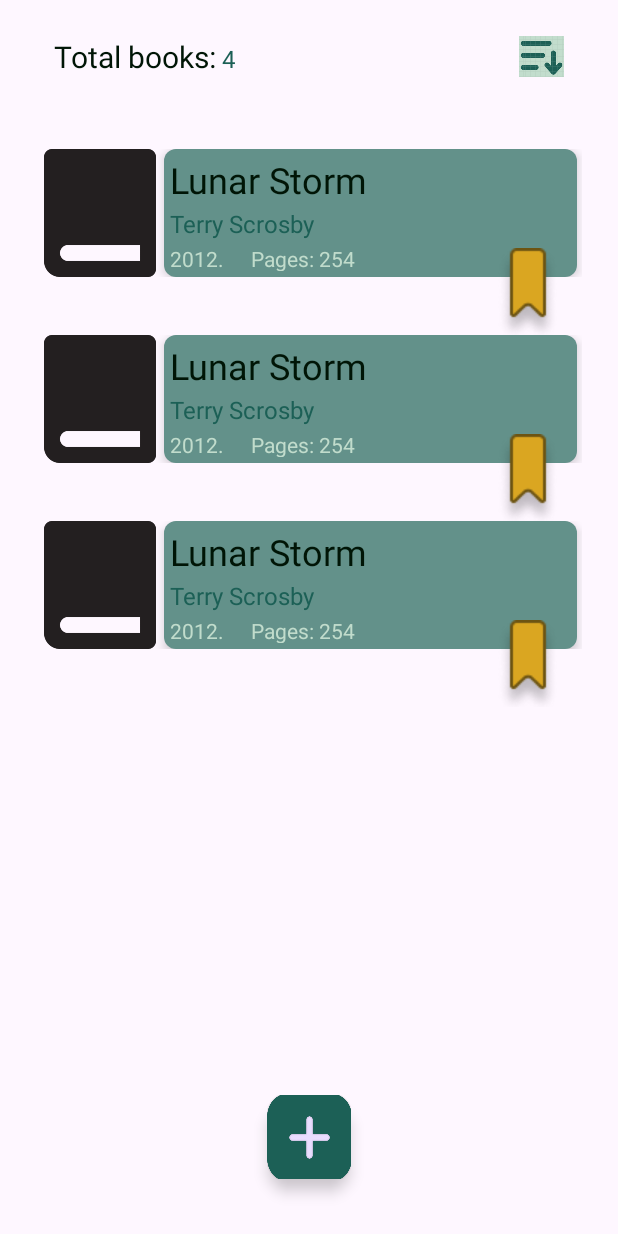
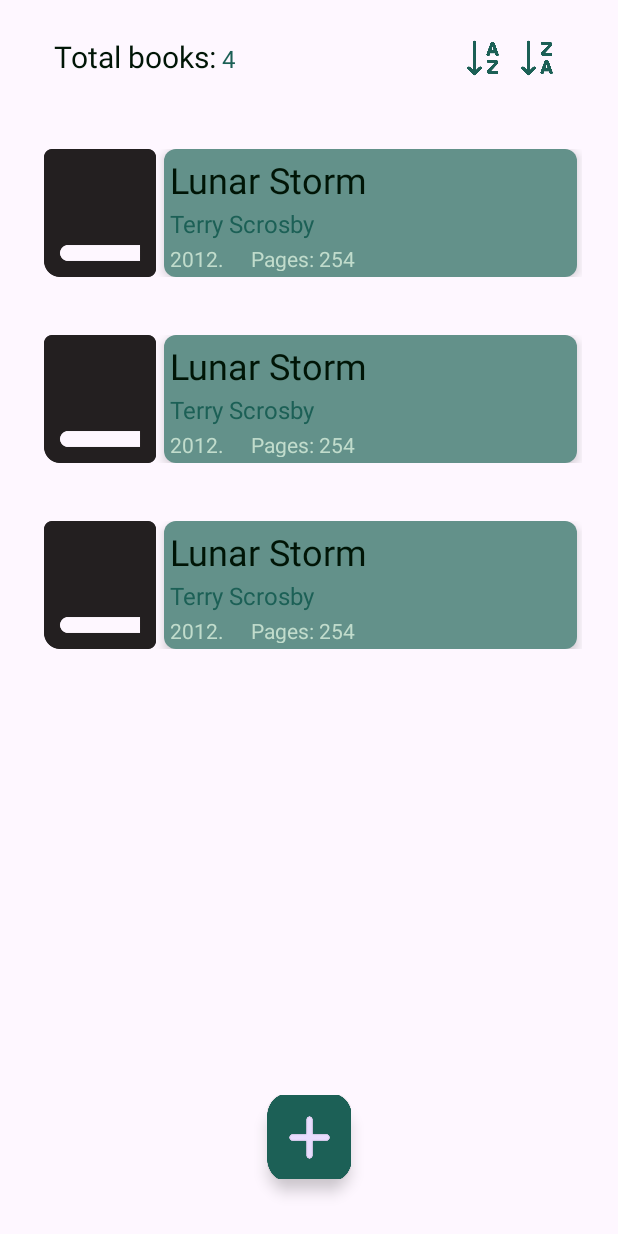
Before and after one commit to lukablaskovic/bookstacker, an Android app: the layout fragment_first.xml on its own in the app's theme, with its tools: preview values and no code run, on a phone screen of 412 x 824 dp. Run offline under Robolectric (Android 15) with nearby library versions, the phone set to English and light mode, and no system bars.

Commit message:
Added third fragment

```diff
--- a/app/src/main/java/com/example/bookstacker/SecondFragment.kt
+++ b/app/src/main/java/com/example/bookstacker/SecondFragment.kt
@@ -17,8 +17,6 @@ import com.example.bookstacker.database.BookEntity
 import com.example.bookstacker.databinding.FragmentSecondBinding
 import com.example.bookstacker.model.Book
 import com.example.bookstacker.model.BookResponse
-import com.example.bookstacker.model.ImageLinks
-import com.example.bookstacker.model.VolumeInfo
 import kotlinx.coroutines.CoroutineScope
 import kotlinx.coroutines.Dispatchers
 import kotlinx.coroutines.launch
@@ -36,7 +34,6 @@ class SecondFragment : Fragment(), MyItemGoogleBookRecyclerViewAdapter.OnAddButt
     private var _binding: FragmentSecondBinding? = null
     val books: MutableList<Book> = mutableListOf()
     private lateinit var adapter: MyItemGoogleBookRecyclerViewAdapter
-    private lateinit var onAddButtonClickListener: MyItemGoogleBookRecyclerViewAdapter.OnAddButtonClickListener
 
     // This property is only valid between onCreateView and
     // onDestroyView.
--- a/app/src/main/res/layout/fragment_first.xml
+++ b/app/src/main/res/layout/fragment_first.xml
@@ -62,13 +62,26 @@
                 android:layout_height="match_parent">
 
                 <ImageButton
-                    android:id="@+id/imageButton2"
-                    android:layout_width="30dp"
-                    android:layout_height="30dp"
+                    android:id="@+id/sortAZ"
+                    android:layout_width="36dp"
+                    android:layout_height="36dp"
                     android:adjustViewBounds="true"
                     android:background="@null"
                     android:scaleType="fitCenter"
-                    android:src="@drawable/sort"
+                    android:src="@drawable/sort_a_up"
+                    app:layout_constraintBottom_toBottomOf="parent"
+                    app:layout_constraintEnd_toStartOf="@+id/sortZA"
+                    app:layout_constraintTop_toTopOf="parent"
+                    tools:ignore="ContentDescription,SpeakableTextPresentCheck,TouchTargetSizeCheck,VisualLintBounds" />
+
+                <ImageButton
+                    android:id="@+id/sortZA"
+                    android:layout_width="36dp"
+                    android:layout_height="36dp"
+                    android:adjustViewBounds="true"
+                    android:background="@null"
+                    android:scaleType="fitCenter"
+                    android:src="@drawable/sort_a_down"
                     app:layout_constraintBottom_toBottomOf="parent"
                     app:layout_constraintEnd_toEndOf="parent"
                     app:layout_constraintTop_toTopOf="parent"
--- a/app/src/main/res/layout/fragment_list_of_added_books.xml
+++ b/app/src/main/res/layout/fragment_list_of_added_books.xml
@@ -13,7 +13,8 @@
         <LinearLayout
             android:layout_width="match_parent"
             android:layout_height="wrap_content"
-            android:orientation="horizontal">
+            android:orientation="horizontal"
+            tools:ignore="UselessParent">
 
             <ImageView
                 android:id="@+id/bookCover"
@@ -92,6 +93,7 @@
     </RelativeLayout>
 
     <ImageView
+        android:id="@+id/bookmark_yellow"
         android:layout_width="64dp"
         android:layout_height="wrap_content"
         android:layout_alignParentEnd="true"
@@ -100,7 +102,34 @@
         android:layout_marginBottom="-4dp"
         android:contentDescription="@string/bookmark_description"
         android:translationZ="8dp"
+        android:visibility="invisible"
         app:srcCompat="@drawable/bookmark_yellow"
-        tools:ignore="NestedWeights,ImageContrastCheck" />
+        tools:ignore="NestedWeights,ImageContrastCheck,VisualLintBounds" />
+    <ImageView
+        android:id="@+id/bookmark_red"
+        android:layout_width="64dp"
+        android:layout_height="wrap_content"
+        android:layout_alignParentEnd="true"
+        android:layout_alignParentBottom="true"
+        android:layout_marginEnd="4dp"
+        android:layout_marginBottom="-4dp"
+        android:contentDescription="@string/bookmark_description"
+        android:translationZ="8dp"
+        android:visibility="invisible"
+        app:srcCompat="@drawable/bookmark_red"
+        tools:ignore="NestedWeights,ImageContrastCheck,VisualLintBounds" />
+    <ImageView
+        android:id="@+id/bookmark_green"
+        android:layout_width="64dp"
+        android:layout_height="wrap_content"
+        android:layout_alignParentEnd="true"
+        android:layout_alignParentBottom="true"
+        android:layout_marginEnd="4dp"
+        android:visibility="invisible"
+        android:layout_marginBottom="-4dp"
+        android:contentDescription="@string/bookmark_description"
+        android:translationZ="8dp"
+        app:srcCompat="@drawable/bookmark_green"
+        tools:ignore="NestedWeights,ImageContrastCheck,VisualLintBounds" />
 
 </RelativeLayout>
```
Also changed, not shown: app/src/main/java/com/example/bookstacker/FirstFragment.kt (+25 -13 lines), app/src/main/java/com/example/bookstacker/MyListOfAddedBooksRecyclerViewAdapter.kt (+47 -13 lines), app/src/main/java/com/example/bookstacker/database/BookEntity.kt (+11 -2 lines), app/src/main/res/layout/fragment_third.xml (added, +342 -0 lines), app/src/main/res/drawable/read.png (added), app/src/main/res/drawable/reading.png (added), app/src/main/res/drawable/sort_a_down.png (added), app/src/main/res/drawable/sort_a_up.png (added), app/src/main/res/drawable/sort_n_down.png (added), app/src/main/res/drawable/sort_n_up.png (added), app/src/main/res/drawable/unread.png (added).
